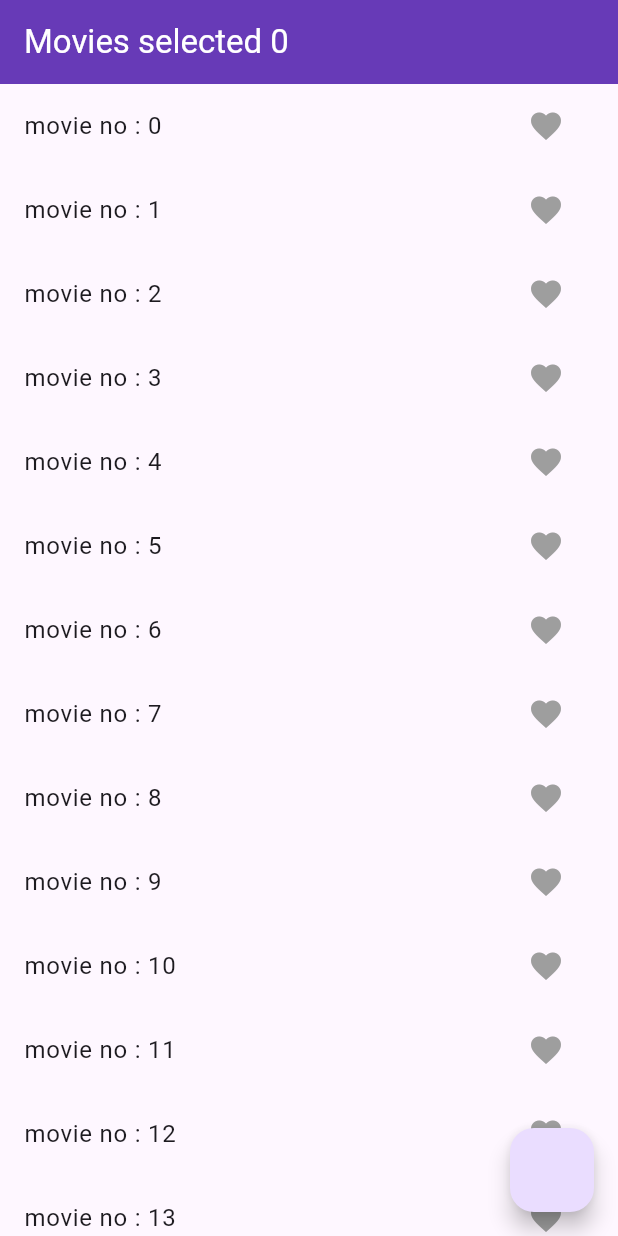
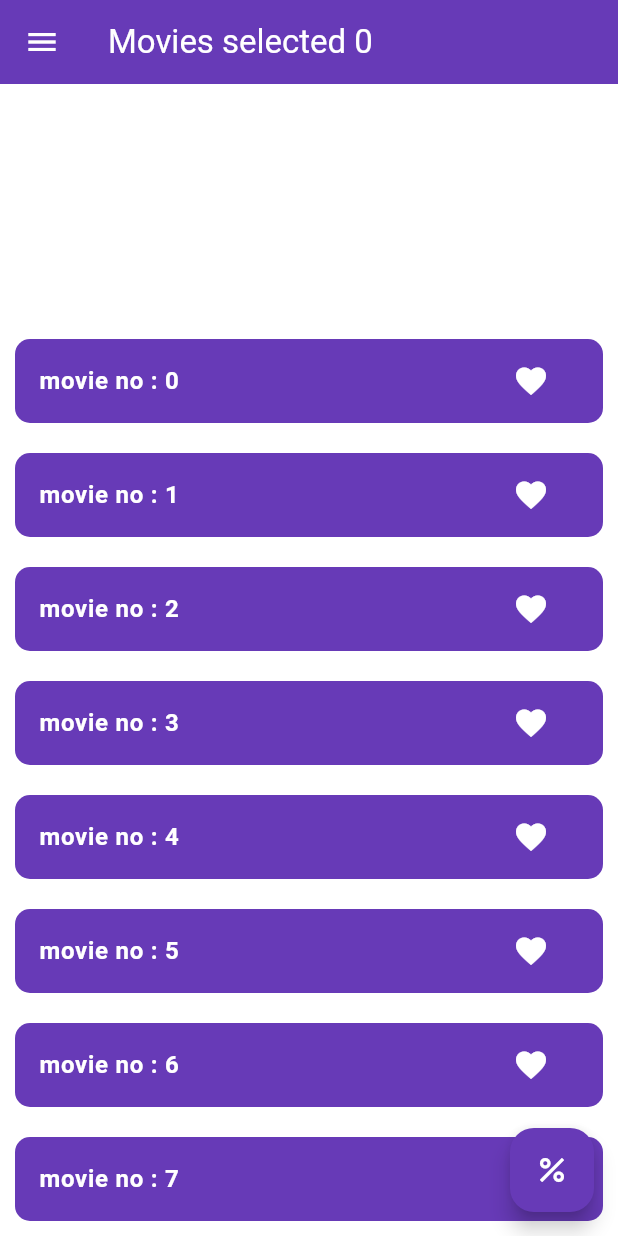
Before and after one commit to rahulshahDEV/theme, a Flutter app: the screen it shows after launch, on a phone screen of 412 x 824 dp. Run offline on Flutter 3.47's test engine with Material 3 defaults, Android fonts, the phone set to English and light mode, and no system bars; drawn by our look-alikes of carousel_slider.

Commit message:
theme light and dark mode flutter

```diff
--- a/lib/homescreen.dart
+++ b/lib/homescreen.dart
@@ -1,37 +1,117 @@
-import 'dart:async';
-
+import 'package:carousel_slider/carousel_options.dart';
+import 'package:carousel_slider/carousel_slider.dart';
 import 'package:flutter/material.dart';
 import 'package:provider/provider.dart';
 import 'package:providertest/moviepage.dart';
 import 'package:providertest/movieprovider.dart';
+import 'package:providertest/themeprovider.dart';
+import 'package:providertest/themes.dart';
 
-class HomeScreen extends StatelessWidget {
+class HomeScreen extends StatefulWidget {
   const HomeScreen({super.key});
 
   @override
+  State<HomeScreen> createState() => _HomeScreenState();
+}
+
+class _HomeScreenState extends State<HomeScreen> {
+  @override
   Widget build(BuildContext context) {
-    print('kdjfk');
     List fav = context.watch<MovieProvider>().favList;
-
+    bool isSwitched = context.watch<ThemeProvider>().isSwitched;
     return Scaffold(
+      drawer: Drawer(
+        child: Row(
+          mainAxisAlignment: MainAxisAlignment.center,
+          children: [
+            Center(
+              child: Consumer<ThemeProvider>(
+                builder: (context, value, child) => Switch(
+                  inactiveThumbColor: Colors.white,
+                  inactiveTrackColor: Colors.deepPurple,
+                  activeColor: Colors.white,
+                  activeTrackColor: Colors.deepPurple,
+                  value: isSwitched,
+                  onChanged: (e) {
+                    context.read<ThemeProvider>().toggleTheme();
+                  },
+                ),
+              ),
+            )
+          ],
+        ),
+      ),
       appBar: AppBar(
-        backgroundColor: Colors.deepPurple,
-        foregroundColor: Colors.white,
         title: Text('Movies selected ${fav.length}'),
       ),
       floatingActionButton: FloatingActionButton(
+        child: const Icon(Icons.percent),
         onPressed: () {
           Navigator.of(context).push(MaterialPageRoute(
-            builder: (context) => const MoviePage(),
+            builder: (context) => MoviePage(),
           ));
         },
       ),
-      body: ListView.builder(
+      body: Column(children: [
+        const SizedBox(
+          height: 20,
+        ),
+        CarouselSlider(
+          items: fav.map((e) {
+            return Container(
+                decoration: BoxDecoration(
+                    color: Colors.deepPurple,
+                    borderRadius: BorderRadius.circular(10)),
+                width: MediaQuery.of(context).size.width,
+                margin: const EdgeInsets.symmetric(horizontal: 15),
+                child: Row(
+                  mainAxisAlignment: MainAxisAlignment.spaceEvenly,
+                  children: [
+                    Text(
+                      'hdjkf',
+                      style: Theme.of(context)
+                          .textTheme
+                          .headlineLarge!
+                          .copyWith(color: Colors.green),
+                    ),
+                    Text(
+                      'movie no : ${e.toString()}',
+                      style: Theme.of(context).textTheme.headlineMedium,
+                    ),
+                    Text(
+                      'fdkjl',
+                      style: Theme.of(context).textTheme.headlineLarge,
+                    )
+                  ],
+                ));
+          }).toList(),
+          options: CarouselOptions(
+              // initialPage: 0,
+              enableInfiniteScroll: true,
+              scrollDirection: Axis.horizontal,
+              autoPlay: true,
+              height: 100),
+        ),
+        const SizedBox(
+          height: 40,
+        ),
+        Expanded(
+          child: ListView.builder(
             itemCount: 20,
-        itemBuilder: (context, index) => ListTile(
-          title: Text('movie no : $index'),
+            itemBuilder: (context, index) => Container(
+              margin: const EdgeInsets.symmetric(horizontal: 10, vertical: 10),
+              decoration: BoxDecoration(
+                  color: Colors.deepPurple,
+                  borderRadius: BorderRadius.circular(10)),
+              child: ListTile(
+                title: Text(
+                  'movie no : $index',
+                  style: const TextStyle(
+                      fontWeight: FontWeight.bold, color: Colors.white),
+                ),
                 trailing: IconButton(
                     onPressed: () {
+                      // print(getConnectivityResults());
                       if (!fav.contains(index)) {
                         context.read<MovieProvider>().addIndex(index);
                         print(fav);
@@ -43,12 +123,16 @@ class HomeScreen extends StatelessWidget {
                     icon: Consumer<MovieProvider>(
                       builder: (context, value, child) => Icon(
                         Icons.favorite,
-                  color:
-                      value.favList.contains(index) ? Colors.red : Colors.grey,
+                        color: value.favList.contains(index)
+                            ? Colors.red
+                            : Colors.white,
                       ),
                     )),
               ),
             ),
+          ),
+        ),
+      ]),
     );
   }
 }
--- a/lib/main.dart
+++ b/lib/main.dart
@@ -2,12 +2,23 @@ import 'package:flutter/material.dart';
 import 'package:provider/provider.dart';
 import 'package:providertest/homescreen.dart';
 import 'package:providertest/movieprovider.dart';
+import 'package:providertest/themeprovider.dart';
+import 'package:providertest/themes.dart';
 
 void main() {
-  runApp(ChangeNotifierProvider(
-    create: (context) => MovieProvider(),
-    child: const MyApp(),
-  ));
+  runApp(
+    MultiProvider(
+      providers: [
+        ChangeNotifierProvider(
+          create: (context) => MovieProvider(),
+        ),
+        ChangeNotifierProvider(
+          create: (context) => ThemeProvider(),
+        )
+      ],
+      child: const MyApp(),
+    ),
+  );
 }
 
 class MyApp extends StatelessWidget {
@@ -18,7 +29,8 @@ class MyApp extends StatelessWidget {
     return MaterialApp(
       debugShowCheckedModeBanner: false,
       title: 'Provider Test',
-      theme: ThemeData(useMaterial3: true),
+      themeMode: ThemeMode.system,
+      theme: Provider.of<ThemeProvider>(context).themeData,
       home: const HomeScreen(),
     );
   }
--- a/lib/movieprovider.dart
+++ b/lib/movieprovider.dart
@@ -1,7 +1,14 @@
 import 'package:flutter/material.dart';
 
 class MovieProvider with ChangeNotifier {
+  bool boolIsSwitched = false;
   List favList = [];
+
+  void toggleButton() {
+    boolIsSwitched = !boolIsSwitched;
+    notifyListeners();
+  }
+
   void addIndex(int index) {
     favList.add(index);
     notifyListeners();
--- /dev/null
+++ b/lib/themeprovider.dart
@@ -0,0 +1,18 @@
+import 'package:flutter/material.dart';
+import 'package:providertest/themes.dart';
+
+class ThemeProvider with ChangeNotifier {
+  bool isSwitched = false;
+  ThemeData _themeData = lightMode;
+  ThemeData get themeData => _themeData;
+
+  void toggleTheme() {
+    if (_themeData == lightMode) {
+      _themeData = DarkMode;
+    } else {
+      _themeData = lightMode;
+    }
+    isSwitched = !isSwitched;
+    notifyListeners();
+  }
+}
--- /dev/null
+++ b/lib/themes.dart
@@ -0,0 +1,28 @@
+import 'package:flutter/material.dart';
+
+ThemeData lightMode = ThemeData(
+    // brightness: Brightness.light,
+    drawerTheme: const DrawerThemeData(backgroundColor: Colors.deepPurple),
+    textTheme: const TextTheme(
+        headlineLarge: TextStyle(
+            fontWeight: FontWeight.bold, fontSize: 20, color: Colors.white),
+        headlineMedium: TextStyle(
+            fontWeight: FontWeight.bold, color: Colors.white, fontSize: 20)),
+    appBarTheme: const AppBarTheme(
+        backgroundColor: Colors.deepPurple, foregroundColor: Colors.white),
+    colorScheme: ColorScheme.fromSwatch(
+      primarySwatch: Colors.deepPurple,
+      brightness: Brightness.light,
+    ),
+    useMaterial3: true);
+
+ThemeData DarkMode = ThemeData(
+  // brightness: Brightness.dark,
+  drawerTheme: const DrawerThemeData(backgroundColor: Colors.grey),
+  appBarTheme: const AppBarTheme(
+      backgroundColor: Colors.deepPurple, foregroundColor: Colors.white),
+  colorScheme: ColorScheme.fromSwatch(
+    primarySwatch: Colors.blueGrey,
+    brightness: Brightness.dark,
+  ),
+);
--- a/pubspec.yaml
+++ b/pubspec.yaml
@@ -36,6 +36,8 @@ dependencies:
   # Use with the CupertinoIcons class for iOS style icons.
   cupertino_icons: ^1.0.6
   provider: ^6.1.2
+  connectivity_plus: ^6.0.3
+  carousel_slider: ^4.2.1
 
 dev_dependencies:
   flutter_test:
```
Also changed, not shown: lib/moviepage.dart (+14 -3 lines), pubspec.lock, 3 other files. Lines whose indentation alone changed are shown as unchanged.
